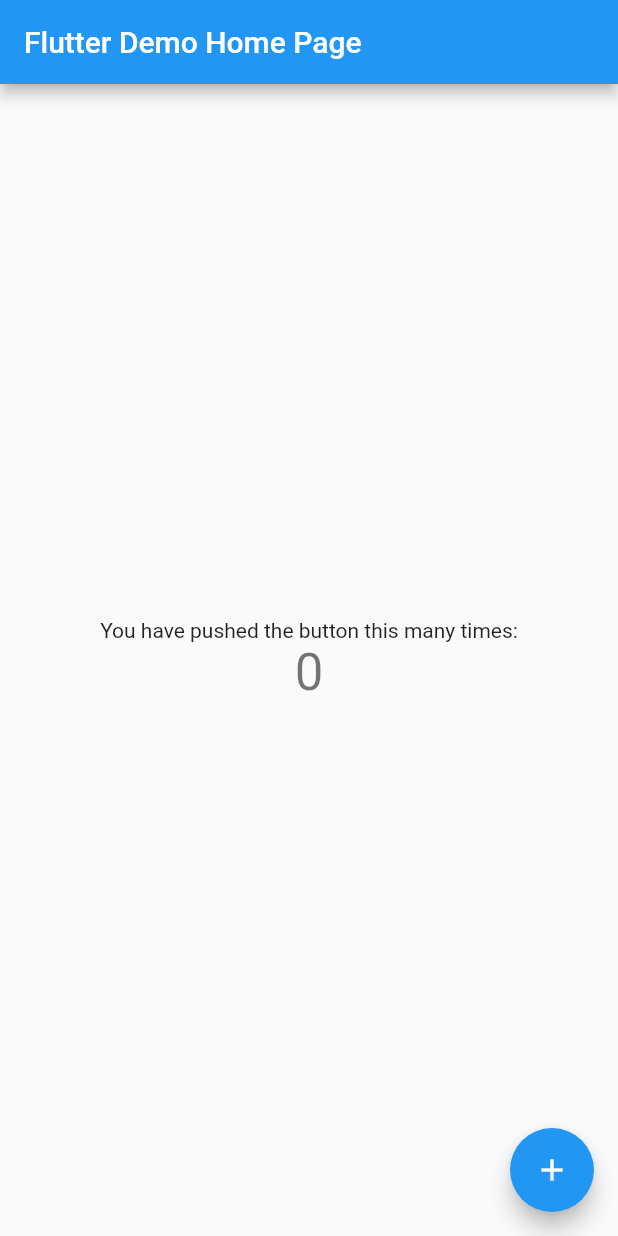
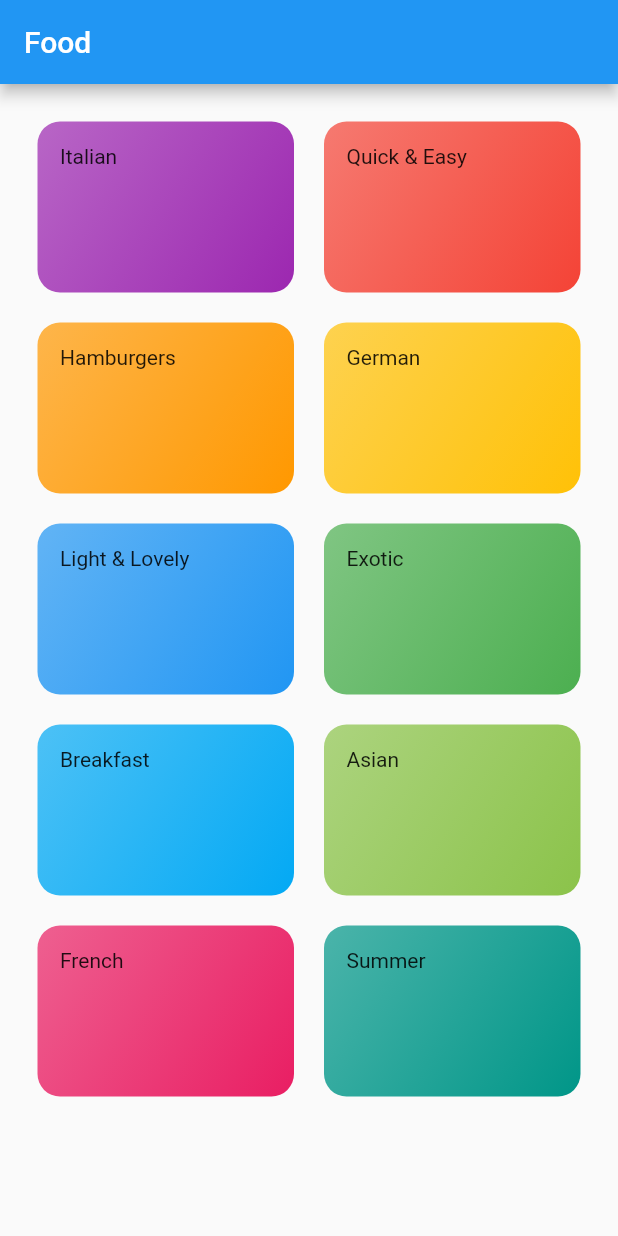
Before and after one commit to GrantComm/foodApp, a Flutter app: the screen it shows after launch, on a phone screen of 412 x 824 dp. Run offline on Flutter 3.47's test engine with Material 2 defaults, Android fonts, the phone set to English and light mode, and no system bars.

Commit message:
Base Categories Done

```diff
--- /dev/null
+++ b/lib/Pages/categories.dart
@@ -0,0 +1,28 @@
+import 'package:flutter/material.dart';
+import 'package:food_app/data/dummy_data.dart';
+import 'package:food_app/widgets/categoryItem.dart';
+
+class Categories extends StatelessWidget {
+  @override
+  Widget build(BuildContext context) {
+    return Scaffold(
+      appBar: AppBar(
+        title: Text('Food'),
+      ),
+      body: GridView(
+        padding: EdgeInsets.all(25),
+        gridDelegate: SliverGridDelegateWithMaxCrossAxisExtent(
+            maxCrossAxisExtent: 200,
+            childAspectRatio: 3 / 2,
+            crossAxisSpacing: 20,
+            mainAxisSpacing: 20),
+        children: DUMMY_CATEGORIES
+            .map((categoryData) => CategoryItem(
+                  title: categoryData.title,
+                  color: categoryData.color,
+                ))
+            .toList(),
+      ),
+    );
+  }
+}
--- /dev/null
+++ b/lib/Pages/home.dart
@@ -0,0 +1,47 @@
+import 'package:flutter/material.dart';
+
+class Home extends StatefulWidget {
+  Home({Key key, this.title}) : super(key: key);
+  final String title;
+
+  @override
+  _HomeState createState() => _HomeState();
+}
+
+class _HomeState extends State<Home> {
+  int _counter = 0;
+
+  void _incrementCounter() {
+    setState(() {
+      _counter++;
+    });
+  }
+
+  @override
+  Widget build(BuildContext context) {
+    return Scaffold(
+      appBar: AppBar(
+        title: Text(widget.title),
+      ),
+      body: Center(
+        child: Column(
+          mainAxisAlignment: MainAxisAlignment.center,
+          children: <Widget>[
+            Text(
+              'You have pushed the button this many times:',
+            ),
+            Text(
+              '$_counter',
+              style: Theme.of(context).textTheme.headline4,
+            ),
+          ],
+        ),
+      ),
+      floatingActionButton: FloatingActionButton(
+        onPressed: _incrementCounter,
+        tooltip: 'Increment',
+        child: Icon(Icons.add),
+      ),
+    );
+  }
+}
--- /dev/null
+++ b/lib/data/dummy_data.dart
@@ -0,0 +1,56 @@
+import 'package:flutter/material.dart';
+
+import '/models/category.dart';
+
+const DUMMY_CATEGORIES = const [
+  Category(
+    id: 'c1',
+    title: 'Italian',
+    color: Colors.purple,
+  ),
+  Category(
+    id: 'c2',
+    title: 'Quick & Easy',
+    color: Colors.red,
+  ),
+  Category(
+    id: 'c3',
+    title: 'Hamburgers',
+    color: Colors.orange,
+  ),
+  Category(
+    id: 'c4',
+    title: 'German',
+    color: Colors.amber,
+  ),
+  Category(
+    id: 'c5',
+    title: 'Light & Lovely',
+    color: Colors.blue,
+  ),
+  Category(
+    id: 'c6',
+    title: 'Exotic',
+    color: Colors.green,
+  ),
+  Category(
+    id: 'c7',
+    title: 'Breakfast',
+    color: Colors.lightBlue,
+  ),
+  Category(
+    id: 'c8',
+    title: 'Asian',
+    color: Colors.lightGreen,
+  ),
+  Category(
+    id: 'c9',
+    title: 'French',
+    color: Colors.pink,
+  ),
+  Category(
+    id: 'c10',
+    title: 'Summer',
+    color: Colors.teal,
+  ),
+];
--- a/lib/main.dart
+++ b/lib/main.dart
@@ -1,117 +1,21 @@
 import 'package:flutter/material.dart';
+import 'package:food_app/Pages/categories.dart';
+import 'Pages/home.dart';
 
 void main() {
   runApp(MyApp());
 }
 
 class MyApp extends StatelessWidget {
-  // This widget is the root of your application.
   @override
   Widget build(BuildContext context) {
     return MaterialApp(
       title: 'Flutter Demo',
       theme: ThemeData(
-        // This is the theme of your application.
-        //
-        // Try running your application with "flutter run". You'll see the
-        // application has a blue toolbar. Then, without quitting the app, try
-        // changing the primarySwatch below to Colors.green and then invoke
-        // "hot reload" (press "r" in the console where you ran "flutter run",
-        // or simply save your changes to "hot reload" in a Flutter IDE).
-        // Notice that the counter didn't reset back to zero; the application
-        // is not restarted.
         primarySwatch: Colors.blue,
-        // This makes the visual density adapt to the platform that you run
-        // the app on. For desktop platforms, the controls will be smaller and
-        // closer together (more dense) than on mobile platforms.
         visualDensity: VisualDensity.adaptivePlatformDensity,
       ),
-      home: MyHomePage(title: 'Flutter Demo Home Page'),
+      home: Categories(),
     );
   }
 }
-
-class MyHomePage extends StatefulWidget {
-  MyHomePage({Key key, this.title}) : super(key: key);
-
-  // This widget is the home page of your application. It is stateful, meaning
-  // that it has a State object (defined below) that contains fields that affect
-  // how it looks.
-
-  // This class is the configuration for the state. It holds the values (in this
-  // case the title) provided by the parent (in this case the App widget) and
-  // used by the build method of the State. Fields in a Widget subclass are
-  // always marked "final".
-
-  final String title;
-
-  @override
-  _MyHomePageState createState() => _MyHomePageState();
-}
-
-class _MyHomePageState extends State<MyHomePage> {
-  int _counter = 0;
-
-  void _incrementCounter() {
-    setState(() {
-      // This call to setState tells the Flutter framework that something has
-      // changed in this State, which causes it to rerun the build method below
-      // so that the display can reflect the updated values. If we changed
-      // _counter without calling setState(), then the build method would not be
-      // called again, and so nothing would appear to happen.
-      _counter++;
-    });
-  }
-
-  @override
-  Widget build(BuildContext context) {
-    // This method is rerun every time setState is called, for instance as done
-    // by the _incrementCounter method above.
-    //
-    // The Flutter framework has been optimized to make rerunning build methods
-    // fast, so that you can just rebuild anything that needs updating rather
-    // than having to individually change instances of widgets.
-    return Scaffold(
-      appBar: AppBar(
-        // Here we take the value from the MyHomePage object that was created by
-        // the App.build method, and use it to set our appbar title.
-        title: Text(widget.title),
-      ),
-      body: Center(
-        // Center is a layout widget. It takes a single child and positions it
-        // in the middle of the parent.
-        child: Column(
-          // Column is also a layout widget. It takes a list of children and
-          // arranges them vertically. By default, it sizes itself to fit its
-          // children horizontally, and tries to be as tall as its parent.
-          //
-          // Invoke "debug painting" (press "p" in the console, choose the
-          // "Toggle Debug Paint" action from the Flutter Inspector in Android
-          // Studio, or the "Toggle Debug Paint" command in Visual Studio Code)
-          // to see the wireframe for each widget.
-          //
-          // Column has various properties to control how it sizes itself and
-          // how it positions its children. Here we use mainAxisAlignment to
-          // center the children vertically; the main axis here is the vertical
-          // axis because Columns are vertical (the cross axis would be
-          // horizontal).
-          mainAxisAlignment: MainAxisAlignment.center,
-          children: <Widget>[
-            Text(
-              'You have pushed the button this many times:',
-            ),
-            Text(
-              '$_counter',
-              style: Theme.of(context).textTheme.headline4,
-            ),
-          ],
-        ),
-      ),
-      floatingActionButton: FloatingActionButton(
-        onPressed: _incrementCounter,
-        tooltip: 'Increment',
-        child: Icon(Icons.add),
-      ), // This trailing comma makes auto-formatting nicer for build methods.
-    );
-  }
-}
--- /dev/null
+++ b/lib/models/category.dart
@@ -0,0 +1,10 @@
+import 'package:flutter/material.dart';
+
+class Category {
+  final String id;
+  final String title;
+  final Color color;
+
+  const Category(
+      {@required this.id, @required this.title, this.color = Colors.orange});
+}
--- /dev/null
+++ b/lib/widgets/categoryItem.dart
@@ -0,0 +1,22 @@
+import 'package:flutter/material.dart';
+
+class CategoryItem extends StatelessWidget {
+  final String title;
+  final Color color;
+
+  CategoryItem({@required this.title, @required this.color});
+
+  @override
+  Widget build(BuildContext context) {
+    return Container(
+      padding: const EdgeInsets.all(15),
+      child: Text(title),
+      decoration: BoxDecoration(
+          gradient: LinearGradient(
+              colors: [color.withOpacity(0.7), color],
+              begin: Alignment.topLeft,
+              end: Alignment.bottomRight),
+          borderRadius: BorderRadius.circular(15)),
+    );
+  }
+}
```
Also changed, not shown: pubspec.lock, 2 other files.
